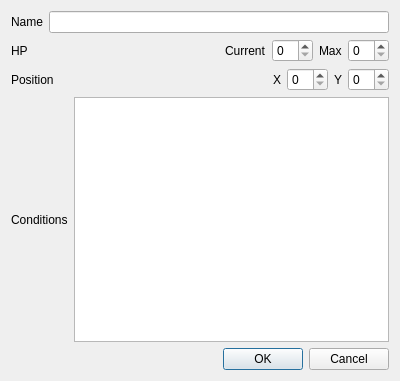
FastForwardTech/Battleplan, file src/playereditdialog.ui: the form before one commit.
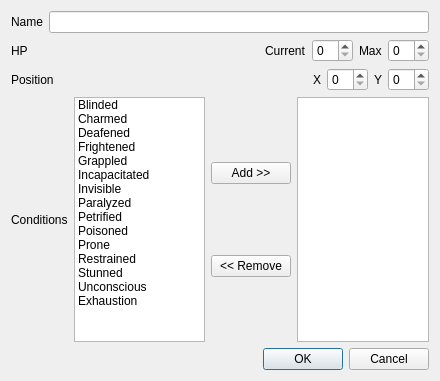
The form after the commit.

Commit message: Create inactive condition list to hold conditions that are not currently affected player

Diff of the .ui file:
```diff
--- a/src/playereditdialog.ui
+++ b/src/playereditdialog.ui
@@ -6,7 +6,7 @@
    <rect>
     <x>0</x>
     <y>0</y>
-    <width>400</width>
+    <width>440</width>
     <height>381</height>
    </rect>
   </property>
@@ -126,7 +126,104 @@
       </widget>
      </item>
      <item>
-      <widget class="QListWidget" name="conditionsList"/>
+      <widget class="QListWidget" name="inactiveConditionsList">
+       <item>
+        <property name="text">
+         <string>Blinded</string>
+        </property>
+       </item>
+       <item>
+        <property name="text">
+         <string>Charmed</string>
+        </property>
+       </item>
+       <item>
+        <property name="text">
+         <string>Deafened</string>
+        </property>
+       </item>
+       <item>
+        <property name="text">
+         <string>Frightened</string>
+        </property>
+       </item>
+       <item>
+        <property name="text">
+         <string>Grappled</string>
+        </property>
+       </item>
+       <item>
+        <property name="text">
+         <string>Incapacitated</string>
+        </property>
+       </item>
+       <item>
+        <property name="text">
+         <string>Invisible</string>
+        </property>
+       </item>
+       <item>
+        <property name="text">
+         <string>Paralyzed</string>
+        </property>
+       </item>
+       <item>
+        <property name="text">
+         <string>Petrified</string>
+        </property>
+       </item>
+       <item>
+        <property name="text">
+         <string>Poisoned</string>
+        </property>
+       </item>
+       <item>
+        <property name="text">
+         <string>Prone</string>
+        </property>
+       </item>
+       <item>
+        <property name="text">
+         <string>Restrained</string>
+        </property>
+       </item>
+       <item>
+        <property name="text">
+         <string>Stunned</string>
+        </property>
+       </item>
+       <item>
+        <property name="text">
+         <string>Unconscious</string>
+        </property>
+       </item>
+       <item>
+        <property name="text">
+         <string>Exhaustion</string>
+        </property>
+       </item>
+      </widget>
+     </item>
+     <item>
+      <layout class="QVBoxLayout" name="verticalLayout_2">
+       <item>
+        <widget class="QPushButton" name="addCondition_button">
+         <property name="text">
+          <string>Add &gt;&gt;</string>
+         </property>
+        </widget>
+       </item>
+       <item>
+        <widget class="QPushButton" name="removeCondition_button">
+         <property name="text">
+          <string>&lt;&lt; Remove</string>
+         </property>
+        </widget>
+       </item>
+      </layout>
+     </item>
+     <item>
+      <widget class="QListWidget" name="activeConditionsList"/>
      </item>
     </layout>
    </item>
```
The commit also changes 2 other files.
